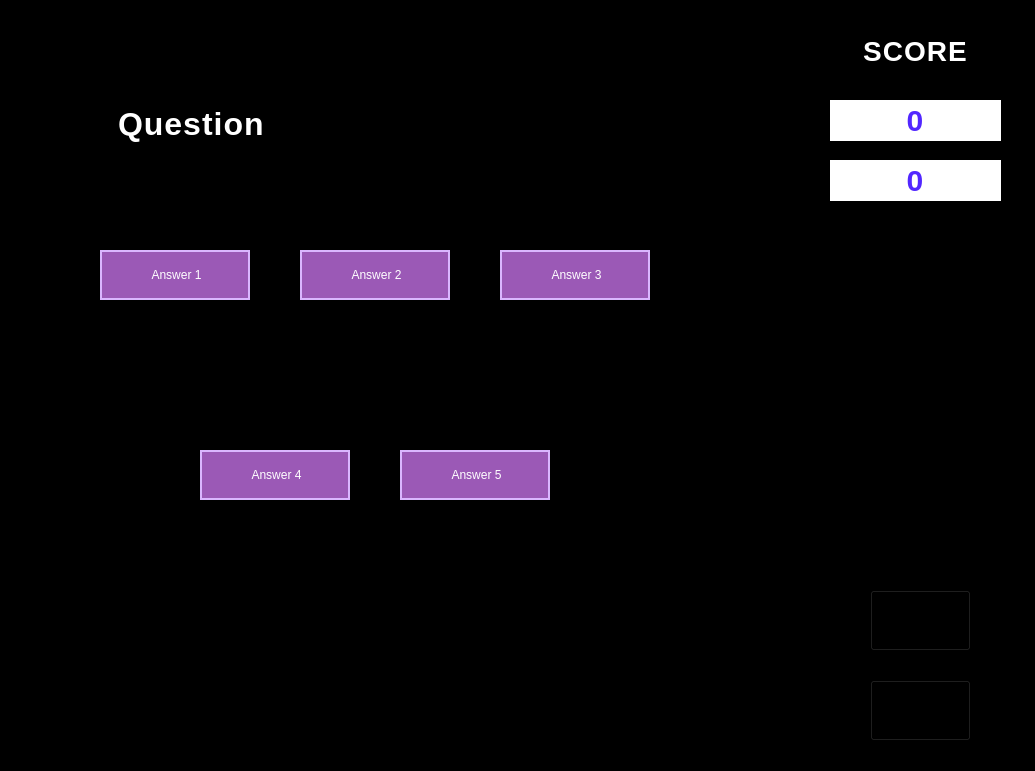
First picture: the form in gamepage.ui, repository aishug18/GeoBreakerGame, before the edit.
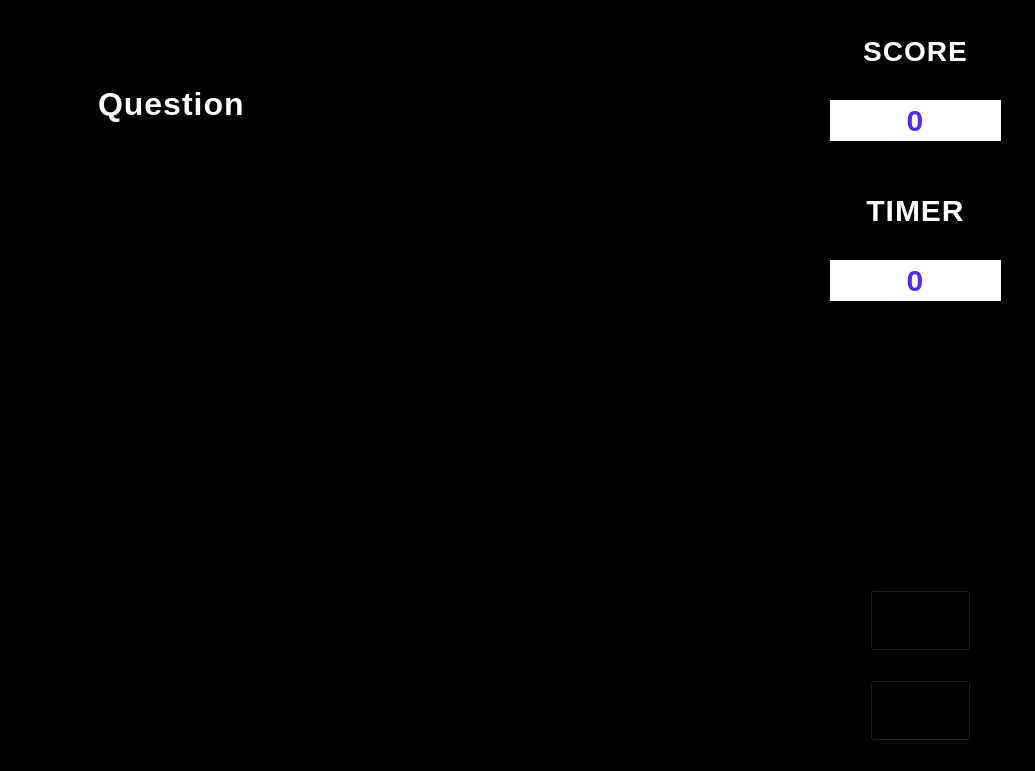
Second picture: the form after the edit.

```diff
--- a/gamepage.ui
+++ b/gamepage.ui
@@ -140,7 +140,7 @@
     <property name="geometry">
      <rect>
       <x>20</x>
-      <y>160</y>
+      <y>260</y>
       <width>171</width>
       <height>41</height>
      </rect>
@@ -164,12 +164,41 @@
      <set>Qt::AlignmentFlag::AlignCenter</set>
     </property>
    </widget>
+   <widget class="QLabel" name="label_2">
+    <property name="geometry">
+     <rect>
+      <x>30</x>
+      <y>180</y>
+      <width>151</width>
+      <height>61</height>
+     </rect>
+    </property>
+    <property name="font">
+     <font>
+      <pointsize>-1</pointsize>
+      <fontweight>DemiBold</fontweight>
+     </font>
+    </property>
+    <property name="styleSheet">
+     <string notr="true">QLabel#label {
+    color: #ffffff;
+    font-size: 28px;
+    font-weight: bold;
+}</string>
+    </property>
+    <property name="text">
+     <string>TIMER</string>
+    </property>
+    <property name="alignment">
+     <set>Qt::AlignmentFlag::AlignCenter</set>
+    </property>
+   </widget>
   </widget>
   <widget class="QLabel" name="questionLabel">
    <property name="geometry">
     <rect>
-     <x>100</x>
-     <y>50</y>
+     <x>80</x>
+     <y>30</y>
      <width>550</width>
      <height>150</height>
     </rect>
@@ -190,101 +219,6 @@
     <bool>true</bool>
    </property>
   </widget>
-  <widget class="QLabel" name="label_3">
-   <property name="geometry">
-    <rect>
-     <x>100</x>
-     <y>250</y>
-     <width>150</width>
-     <height>50</height>
-    </rect>
-   </property>
-   <property name="styleSheet">
-    <string notr="true">background-color: #9b59b6;
-border: 2px solid #dab6ff;
-color: #ffffff;
-</string>
-   </property>
-   <property name="text">
-    <string>&lt;html&gt;&lt;head/&gt;&lt;body&gt;&lt;p align=&quot;center&quot;&gt;Answer 1&lt;/p&gt;&lt;/body&gt;&lt;/html&gt;</string>
-   </property>
-  </widget>
-  <widget class="QLabel" name="label_4">
-   <property name="geometry">
-    <rect>
-     <x>300</x>
-     <y>250</y>
-     <width>150</width>
-     <height>50</height>
-    </rect>
-   </property>
-   <property name="styleSheet">
-    <string notr="true">background-color: #9b59b6;
-border: 2px solid #dab6ff;
-color: #ffffff;
-</string>
-   </property>
-   <property name="text">
-    <string>&lt;html&gt;&lt;head/&gt;&lt;body&gt;&lt;p align=&quot;center&quot;&gt;Answer 2&lt;/p&gt;&lt;/body&gt;&lt;/html&gt;</string>
-   </property>
-  </widget>
-  <widget class="QLabel" name="label_5">
-   <property name="geometry">
-    <rect>
-     <x>500</x>
-     <y>250</y>
-     <width>150</width>
-     <height>50</height>
-    </rect>
-   </property>
-   <property name="styleSheet">
-    <string notr="true">background-color: #9b59b6;
-border: 2px solid #dab6ff;
-color: #ffffff;
-</string>
-   </property>
-   <property name="text">
-    <string>&lt;html&gt;&lt;head/&gt;&lt;body&gt;&lt;p align=&quot;center&quot;&gt;Answer 3&lt;/p&gt;&lt;/body&gt;&lt;/html&gt;</string>
-   </property>
-  </widget>
-  <widget class="QLabel" name="label_6">
-   <property name="geometry">
-    <rect>
-     <x>200</x>
-     <y>450</y>
-     <width>150</width>
-     <height>50</height>
-    </rect>
-   </property>
-   <property name="styleSheet">
-    <string notr="true">background-color: #9b59b6;
-border: 2px solid #dab6ff;
-color: #ffffff;
-</string>
-   </property>
-   <property name="text">
-    <string>&lt;html&gt;&lt;head/&gt;&lt;body&gt;&lt;p align=&quot;center&quot;&gt;Answer 4&lt;/p&gt;&lt;/body&gt;&lt;/html&gt;</string>
-   </property>
-  </widget>
-  <widget class="QLabel" name="label_7">
-   <property name="geometry">
-    <rect>
-     <x>400</x>
-     <y>450</y>
-     <width>150</width>
-     <height>50</height>
-    </rect>
-   </property>
-   <property name="styleSheet">
-    <string notr="true">background-color: #9b59b6;
-border: 2px solid #dab6ff;
-color: #ffffff;
-</string>
-   </property>
-   <property name="text">
-    <string>&lt;html&gt;&lt;head/&gt;&lt;body&gt;&lt;p align=&quot;center&quot;&gt;Answer 5&lt;/p&gt;&lt;/body&gt;&lt;/html&gt;</string>
-   </property>
-  </widget>
  </widget>
  <resources/>
  <connections/>
```
